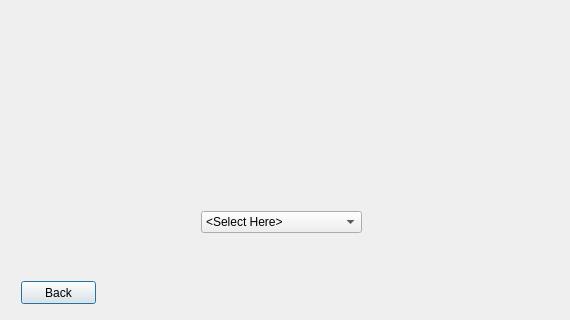
Old version of the form traversegraph.ui in the repository Jesus0342/CS1D-Project-2; both pictures show x 0 to 570 and y 150 to 470 of the 570 by 470 pixel window.
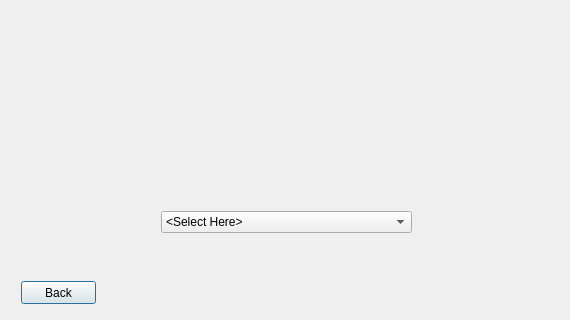
New version of the form. The open tabs and pages were chosen to show the change.

Diff of the .ui file:
```diff
--- a/traversegraph.ui
+++ b/traversegraph.ui
@@ -62,9 +62,9 @@
       <widget class="QComboBox" name="comboBox">
        <property name="geometry">
         <rect>
-         <x>190</x>
+         <x>150</x>
          <y>350</y>
-         <width>161</width>
+         <width>251</width>
          <height>22</height>
         </rect>
        </property>
```
Left out of the diff: 6 changed lines with no effect on the pictures.
